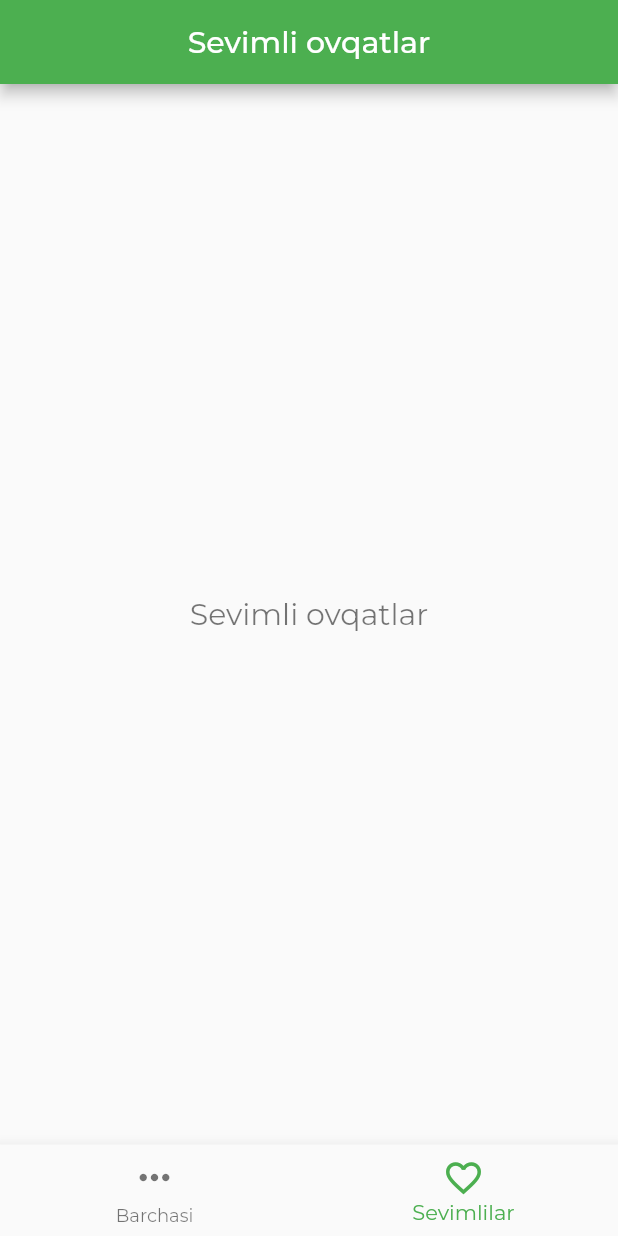
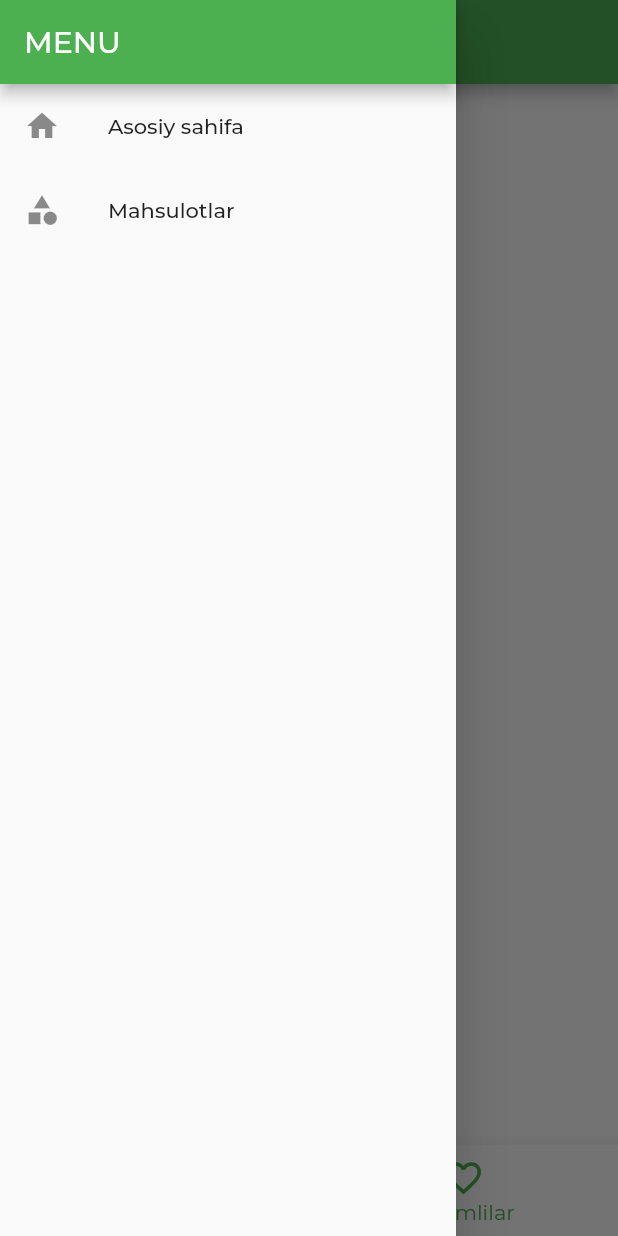
Before and after one commit to xondamiroskanov/foods_app, a Flutter app: the screen it shows after launch, item 2 of the bottom bar chosen, with the side drawer open (before the commit the screen has no drawer), on a phone screen of 412 x 824 dp. Run offline on Flutter 3.47's test engine with Material 2 defaults, Android fonts, the phone set to English and light mode, and no system bars; our stand-ins replace carousel_slider, google_fonts.

Commit message:
I added a Drawer

```diff
--- a/lib/main.dart
+++ b/lib/main.dart
@@ -2,18 +2,19 @@ import 'package:flutter/material.dart';
 import 'package:foods_app/models/food_model.dart';
 import 'package:foods_app/pages/food_category_page.dart';
 import 'package:foods_app/pages/food_main.dart';
+import 'package:foods_app/pages/products.dart';
 import 'package:foods_app/widgets/bootom_nav.dart';
 import 'package:google_fonts/google_fonts.dart';
 
 import 'models/enter_food_model.dart';
 
 void main() {
-   runApp( App());
+  runApp(App());
 }
 
 class App extends StatefulWidget {
   @override
-   State<App> createState() => _MyAppState();
+  State<App> createState() => _MyAppState();
 }
 
 class _MyAppState extends State<App> {
@@ -21,14 +22,15 @@ class _MyAppState extends State<App> {
 
   FoodInformation foodInformation = FoodInformation();
 
-  void chooseFavorite(String id){
+  void chooseFavorite(String id) {
     setState(() {
       enterFoodCategory.isFavorite(id);
     });
+
   }
 
-  bool isFavoriteId(String foodid){
-   return enterFoodCategory.favorites.any((element) => element.id == foodid);
+  bool isFavoriteId(String foodid) {
+    return enterFoodCategory.favorites.any((element) => element.id == foodid);
   }
 
   @override
@@ -42,9 +44,12 @@ class _MyAppState extends State<App> {
       //Home page
       initialRoute: "/",
       routes: {
-        "/": (context) => BottomNavWidget(enterFoodCategory,foodInformation.foodList,chooseFavorite,isFavoriteId),
-        "/foodCategoryPage": (context) => FoodCategoryPage(chooseFavorite,isFavoriteId),
-        "/FoodMainCategory": (context) => FoodMainPage()
+        "/": (context) => BottomNavWidget(enterFoodCategory,
+            foodInformation.foodList, chooseFavorite, isFavoriteId),
+        "/foodCategoryPage": (context) =>
+            FoodCategoryPage(chooseFavorite, isFavoriteId),
+        "/FoodMainCategory": (context) => FoodMainPage(),
+        "/products" : (context) => ProductsPage()
       },
     );
   }
--- a/lib/models/enter_food_model.dart
+++ b/lib/models/enter_food_model.dart
@@ -84,6 +84,7 @@ class EnterFoodCategory {
   }
   void isFavorite(String foodIdFavorite){
     final indexFavorite =  _favorites.indexWhere((element) => element.id == foodIdFavorite);
+
     if(indexFavorite<0){
       _favorites.add(enterFoodModel.firstWhere((element) => element.id == foodIdFavorite));
     }else{
--- a/lib/pages/enter_food_page.dart
+++ b/lib/pages/enter_food_page.dart
@@ -59,7 +59,7 @@ void foodMain(BuildContext context){
                     onPressed: () {
                       chooseFavorite(e.id);
                     },
-                    icon:  Icon( isFavoriteId(e.id) ?
+                    icon:  Icon(isFavoriteId(e.id) ?
                       Icons.favorite_outlined:Icons.favorite_outline,
                       size: 28,
                       color: Colors.black45,
--- a/lib/pages/favorite_page.dart
+++ b/lib/pages/favorite_page.dart
@@ -3,7 +3,7 @@ import 'package:foods_app/pages/enter_food_page.dart';
 
 import '../models/enter_food_model.dart';
 
-class FavoritePage extends StatelessWidget {
+class FavoritePage extends StatefulWidget {
   List<EnterFoodModel> favorites;
   final Function chooseFavorite;
   final Function isFavoriteId;
@@ -16,22 +16,47 @@ class FavoritePage extends StatelessWidget {
       : super(key: key);
 
   @override
+  State<FavoritePage> createState() => _FavoritePageState();
+}
+
+class _FavoritePageState extends State<FavoritePage> {
+  void _chooseFavorite(String foodId) {
+    setState(() {
+      widget.chooseFavorite(foodId);
+    });
+    ScaffoldMessenger.of(context).showSnackBar(
+      SnackBar(
+        content: Text("Sevimli ovqat o'chmoqda"),
+        action: SnackBarAction(
+            label: "BEKOQ QILISH",
+            onPressed: () {
+              setState(() {
+                widget.chooseFavorite(foodId);
+              });
+            }),
+      ),
+    );
+  }
+
+  @override
   Widget build(BuildContext context) {
     return Scaffold(
-      body: favorites.length > 0
+      body: widget.favorites.length > 0
           ? ListView.builder(
-          itemCount: favorites.length,
-          itemBuilder: (BuildContext context, int index) {
-              return EnterFoodPage(
-                  chooseFavorite: chooseFavorite,
-                  e: favorites[index],
-                  isFavoriteId: isFavoriteId);
-            })
+              itemCount: widget.favorites.length,
+              itemBuilder: (BuildContext context, int index) {
+                return EnterFoodPage(
+                    chooseFavorite: _chooseFavorite,
+                    e: widget.favorites[index],
+                    isFavoriteId: widget.isFavoriteId);
+              })
           : Center(
               child: Text(
-              "Sevimli ovqatlar",
-              style: TextStyle(fontSize: 20, color: Colors.black54),
-            )),
+                "Sevimli ovqatlar",
+                style: TextStyle(fontSize: 20, color: Colors.black54),
+              ),
+            ),
+
     );
   }
 }
--- a/lib/widgets/bootom_nav.dart
+++ b/lib/widgets/bootom_nav.dart
@@ -1,6 +1,7 @@
 import 'package:flutter/material.dart';
 import 'package:foods_app/pages/favorite_page.dart';
 import 'package:foods_app/pages/foods_page.dart';
+import 'package:foods_app/widgets/drawer_page.dart';
 
 import '../models/enter_food_model.dart';
 import '../models/food_model.dart';
@@ -11,7 +12,8 @@ class BottomNavWidget extends StatefulWidget {
   final Function chooseFavorite;
   final Function isFavoriteId;
 
-  BottomNavWidget(this.enterfoodM, this.foodM,this.chooseFavorite,this.isFavoriteId);
+  BottomNavWidget(
+      this.enterfoodM, this.foodM, this.chooseFavorite, this.isFavoriteId);
 
   @override
   State<BottomNavWidget> createState() => _BottomNavWidgetState();
@@ -26,7 +28,11 @@ class _BottomNavWidgetState extends State<BottomNavWidget> {
     super.initState();
     _pages = [
       FoodsPage(widget.enterfoodM.enterFoodModel, widget.foodM),
-      FavoritePage(favorites: widget.enterfoodM.favorites,chooseFavorite: widget.chooseFavorite, isFavoriteId: widget.isFavoriteId,),
+      FavoritePage(
+        favorites: widget.enterfoodM.favorites,
+        chooseFavorite: widget.chooseFavorite,
+        isFavoriteId: widget.isFavoriteId,
+      ),
     ];
   }
 
@@ -73,6 +79,7 @@ class _BottomNavWidgetState extends State<BottomNavWidget> {
           ),
         ],
       ),
+      drawer: DrawerPage()
     );
   }
 }
--- /dev/null
+++ b/lib/widgets/drawer_page.dart
@@ -0,0 +1,34 @@
+import 'package:flutter/material.dart';
+
+class DrawerPage extends StatelessWidget {
+  const DrawerPage({Key? key}) : super(key: key);
+
+  Widget listTile(String text, IconData icon, Function() onTap) {
+    return ListTile(
+      onTap: onTap,
+      leading: Icon(icon),
+      title: Text(text),
+    );
+  }
+
+  @override
+  Widget build(BuildContext context) {
+    return Drawer(
+      child: Column(
+        children: [
+          AppBar(
+            automaticallyImplyLeading: false,
+            title: Text("MENU"),
+          ),
+          listTile('Asosiy sahifa', Icons.home, () {
+            Navigator.pushNamed(context, "/");
+          }),
+          listTile('Mahsulotlar', Icons.category, () {
+            Navigator.pushNamed(context, "/products");
+          })
+
+        ],
+      ),
+    );
+  }
+}
```
Also changed, not shown: lib/pages/food_category_page.dart (+10 -5 lines), lib/pages/products.dart (added, +12 -0 lines).
